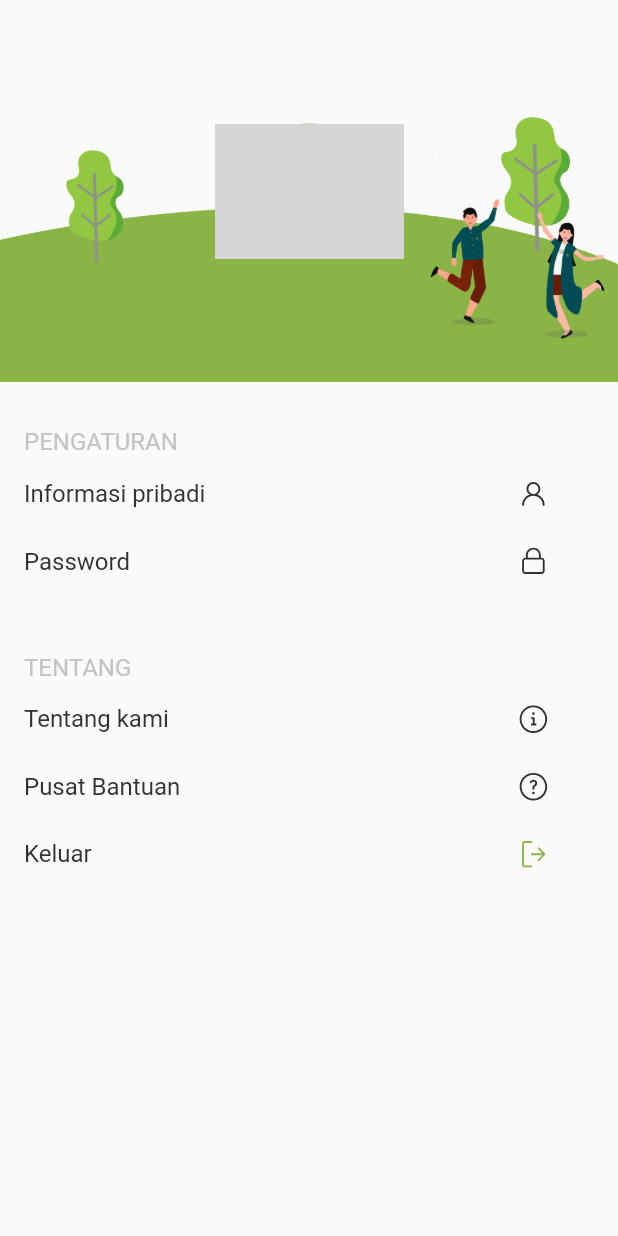
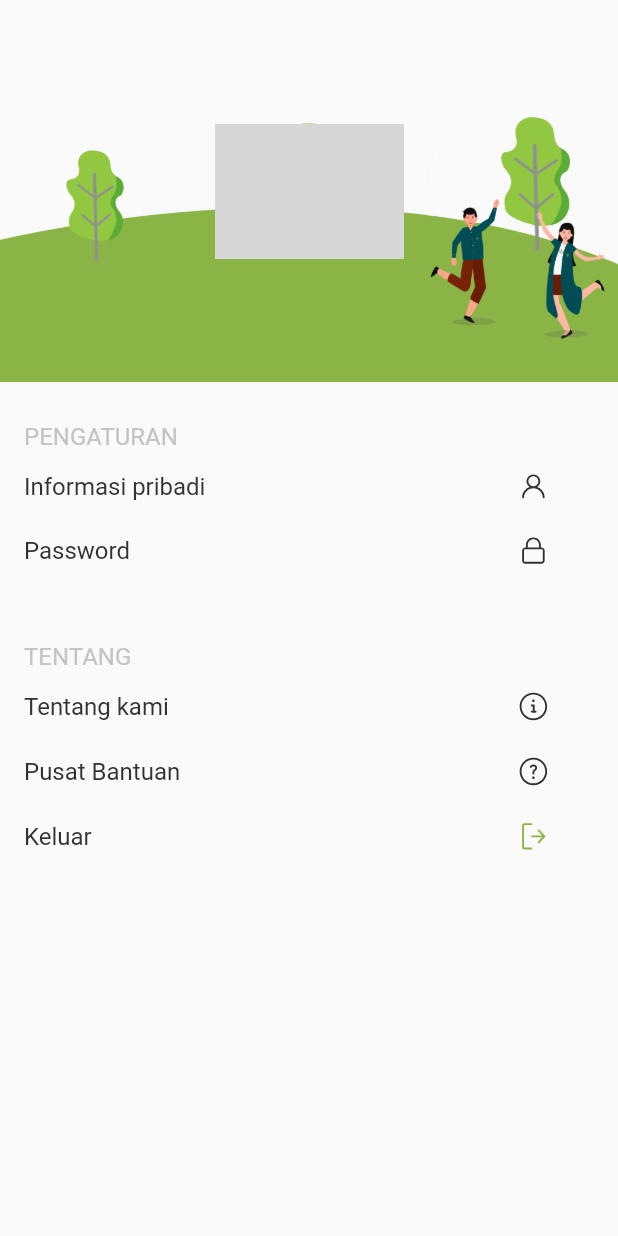
Before and after one commit to Azhardhiaulhaq/LKM-ITB-2021, a Flutter app: the Profile screen opened directly with empty values, on a phone screen of 412 x 824 dp. Run offline on Flutter 3.47's test engine with Material 2 defaults, Android fonts, the phone set to English and light mode, and no system bars; our stand-ins replace another_flushbar, bloc, cloud_firestore, email_validator, equatable, firebase_auth and 9 more; accounts and stored records are empty; network calls fail; project files that could hold a hidden picture were left out; grey boxes are pictures that could not be loaded.

```diff
--- /dev/null
+++ b/lkm_itb/lib/constants/size_config.dart
@@ -0,0 +1,27 @@
+import 'package:flutter/widgets.dart';
+
+class SizeConfig {
+  static late MediaQueryData _mediaQueryData;
+  static late double screenWidth;
+  static late double screenHeight;
+  static late double blockSizeHorizontal;
+  static late double blockSizeVertical;
+  static late double _safeAreaHorizontal;
+  static late double _safeAreaVertical;
+  static late double safeBlockHorizontal;
+  static late double safeBlockVertical;
+
+  void init(BuildContext context){
+    _mediaQueryData = MediaQuery.of(context);
+    screenWidth = _mediaQueryData.size.width;
+    screenHeight = _mediaQueryData.size.height;
+    blockSizeHorizontal = screenWidth/100;
+    blockSizeVertical = screenHeight/100;
+    _safeAreaHorizontal = _mediaQueryData.padding.left +
+        _mediaQueryData.padding.right;
+    _safeAreaVertical = _mediaQueryData.padding.top +
+        _mediaQueryData.padding.bottom;
+    safeBlockHorizontal = (screenWidth - _safeAreaHorizontal)/100;
+    safeBlockVertical = (screenHeight - _safeAreaVertical)/100;
+  }
+}
--- a/lkm_itb/lib/profile_screen/ui/profile.dart
+++ b/lkm_itb/lib/profile_screen/ui/profile.dart
@@ -7,6 +7,7 @@ import 'package:flutter_phoenix/flutter_phoenix.dart';
 import 'package:flutter_svg/flutter_svg.dart';
 import 'package:google_fonts/google_fonts.dart';
 import 'package:lkm_itb/constants/const_colors.dart';
+import 'package:lkm_itb/constants/size_config.dart';
 import 'package:lkm_itb/data/repositories/user_repositories.dart';
 import 'package:lkm_itb/data/repositories/shared_pref_repositories.dart';
 import 'package:lkm_itb/pusat_bantuan/ui/pusat_bantuan.dart';
@@ -97,6 +98,7 @@ class _ProfileState extends State<Profile> {
 
   @override
   Widget build(BuildContext context) {
+    SizeConfig().init(context);
     return FutureBuilder<DocumentSnapshot>(
       future: homeStream(),
       builder: (_, snapshot) {
@@ -120,14 +122,14 @@ class _ProfileState extends State<Profile> {
             body: SingleChildScrollView(
           child: ConstrainedBox(
             constraints: BoxConstraints(
-              minWidth: MediaQuery.of(context).size.width,
-              minHeight: MediaQuery.of(context).size.height,
+              minWidth: SizeConfig.screenWidth,
+              minHeight: SizeConfig.screenHeight,
             ),
             child: IntrinsicHeight(
               child: Stack(
                 children: [
                   Positioned(
-                    top: MediaQuery.of(context).size.height * 0.08,
+                    top: SizeConfig.screenHeight * 0.08,
                     child: Image.asset(
                       "assets/images/profile_background.png",
                       width: MediaQuery.of(context).size.width,
@@ -135,7 +137,7 @@ class _ProfileState extends State<Profile> {
                     ),
                   ),
                   Positioned(
-                    top: MediaQuery.of(context).size.height * 0.16,
+                    top: SizeConfig.screenHeight * 0.16,
                     right: 70,
                     child: Image.asset(
                       "assets/images/ganesha_man.png",
@@ -144,7 +146,7 @@ class _ProfileState extends State<Profile> {
                     ),
                   ),
                   Positioned(
-                    top: MediaQuery.of(context).size.height * 0.17,
+                    top: SizeConfig.screenHeight * 0.17,
                     right: 0,
                     child: Image.asset(
                       "assets/images/ganesha_woman.png",
@@ -153,17 +155,17 @@ class _ProfileState extends State<Profile> {
                     ),
                   ),
                   Positioned(
-                    top: MediaQuery.of(context).size.height * 0.257,
+                    top:SizeConfig.screenHeight* 0.257,
                     right: 82,
                     child: SvgPicture.asset('assets/svg/small_ellipse.svg'),
                   ),
                   Positioned(
-                    top: MediaQuery.of(context).size.height * 0.267,
+                    top:SizeConfig.screenHeight* 0.267,
                     right: 20,
                     child: SvgPicture.asset('assets/svg/small_ellipse.svg'),
                   ),
                   Positioned(
-                    top: MediaQuery.of(context).size.height * 0.1,
+                    top:SizeConfig.screenHeight * 0.1,
                     left: 143,
                     right: 143,
                     child: Center(
@@ -186,7 +188,7 @@ class _ProfileState extends State<Profile> {
                       crossAxisAlignment: CrossAxisAlignment.start,
                       children: [
                         SizedBox(
-                          height: MediaQuery.of(context).size.height*0.17,
+                          height: SizeConfig.screenHeight*0.17,
                         ),
                         Text(
                             dataProfile['name'] ??
@@ -196,7 +198,7 @@ class _ProfileState extends State<Profile> {
                                 fontWeight: FontWeight.w700,
                                 color: ConstColor.whiteBackground)),
                         SizedBox(
-                          height: 5,
+                          height: SizeConfig.screenHeight *0.004,
                         ),
                         Text(user.email!,
                             style: GoogleFonts.roboto(
@@ -204,7 +206,7 @@ class _ProfileState extends State<Profile> {
                                 fontWeight: FontWeight.w400,
                                 color: ConstColor.whiteBackground)),
                         SizedBox(
-                          height: 5,
+                          height:SizeConfig.screenHeight *0.004,
                         ),
                         Text(
                             dataProfile['organization']??
@@ -214,7 +216,7 @@ class _ProfileState extends State<Profile> {
                                 fontWeight: FontWeight.w400,
                                 color: ConstColor.darkGreen)),
                         SizedBox(
-                          height: MediaQuery.of(context).size.height*0.05,
+                          height: SizeConfig.screenHeight*0.05,
                         ),
                         Text('PENGATURAN',
                             style: GoogleFonts.roboto(
@@ -222,17 +224,17 @@ class _ProfileState extends State<Profile> {
                                 fontWeight: FontWeight.w400,
                                 color: ConstColor.greyText)),
                         SizedBox(
-                          height: 5,
+                          height: SizeConfig.screenHeight *0.004,
                         ),
                         _profileEntry('Informasi pribadi',
                             'assets/svg/logo_person_black.svg', 'infoPribadi'),
                         SizedBox(
-                          height: 5,
+                          height: SizeConfig.screenHeight *0.004,
                         ),
                         _profileEntry('Password',
                             'assets/svg/logo_lock_black.svg', 'password'),
                         SizedBox(
-                          height: MediaQuery.of(context).size.height*0.05,
+                          height: SizeConfig.screenHeight*0.05,
                         ),
                         Text('TENTANG',
                             style: GoogleFonts.roboto(
@@ -240,22 +242,22 @@ class _ProfileState extends State<Profile> {
                                 fontWeight: FontWeight.w400,
                                 color: ConstColor.greyText)),
                         SizedBox(
-                          height: 5,
+                          height: SizeConfig.screenHeight *0.004,
                         ),
                         _profileEntry('Tentang kami', 'assets/svg/info.svg',
                             'tentangKami'),
                         SizedBox(
-                          height: 5,
+                          height: SizeConfig.screenHeight *0.004,
                         ),
                         _profileEntry('Pusat Bantuan',
                             'assets/svg/question.svg', 'pusatBantuan'),
                         SizedBox(
-                          height: 5,
+                          height: SizeConfig.screenHeight *0.004,
                         ),
                         _profileEntry(
                             'Keluar', 'assets/svg/sign_out.svg', 'signOut'),
                           SizedBox(
-                          height: MediaQuery.of(context).size.height*0.2,
+                          height: SizeConfig.screenHeight*0.2,
                         ),
                       ],
                     ),
```
Also changed, not shown: lkm_itb/lib/home_screen/ui/home_screen.dart (+10 -8 lines), lkm_itb/lib/nilai/ui/nilai_kelompok_page.dart (+9 -4 lines), lkm_itb/lib/nilai/ui/nilai_mentee_page.dart (+8 -7 lines), lkm_itb/lib/nilai/ui/nilai_page.dart (+16 -13 lines), lkm_itb/lib/progress/ui/progress_tab.dart (+5 -5 lines), 1 other file.
